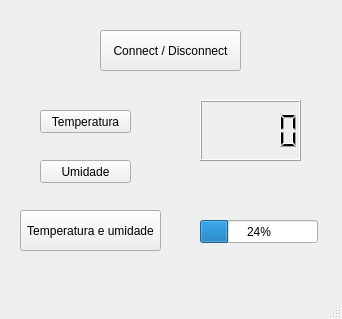
First picture: the form in T1/interface.ui, repository ArthurMazot/ProgamacaoPerifericos, before the edit.
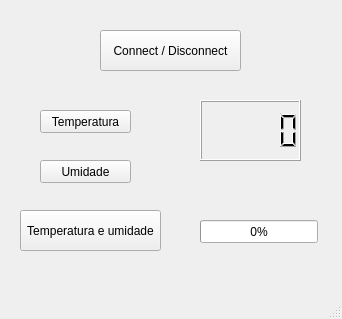
Second picture: the form after the edit.

Patch:
```diff
--- a/T1/interface.ui
+++ b/T1/interface.ui
@@ -60,7 +60,7 @@
      </rect>
     </property>
     <property name="value">
-     <number>24</number>
+     <number>0</number>
     </property>
    </widget>
    <widget class="QPushButton" name="umidButton">
```
